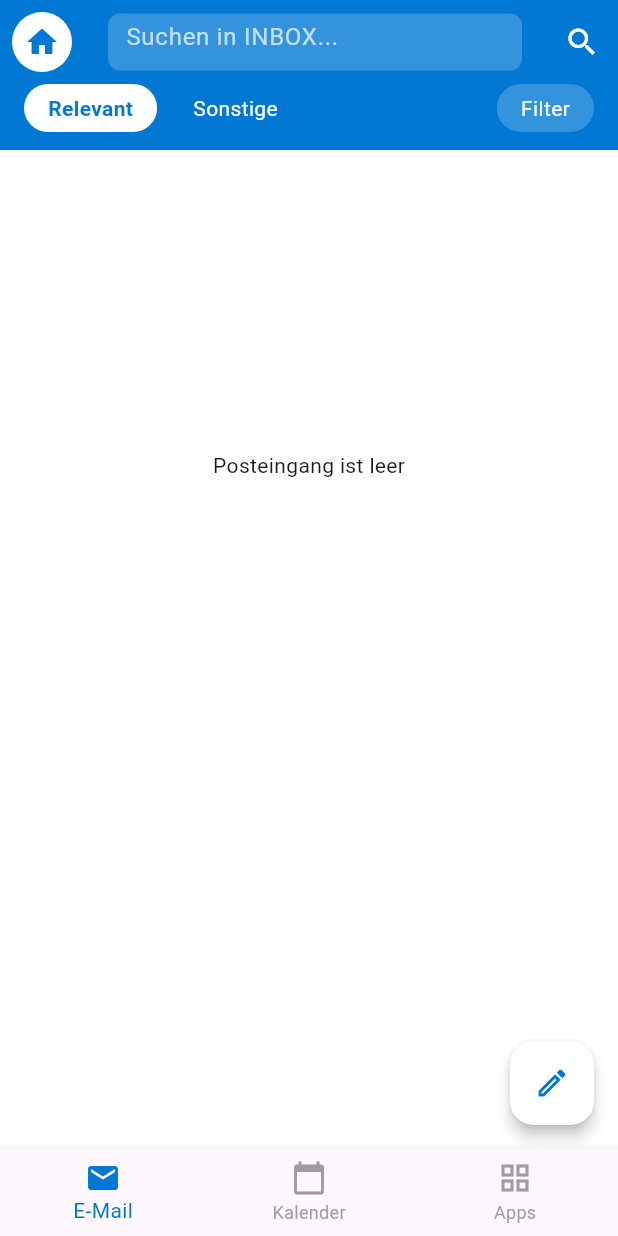
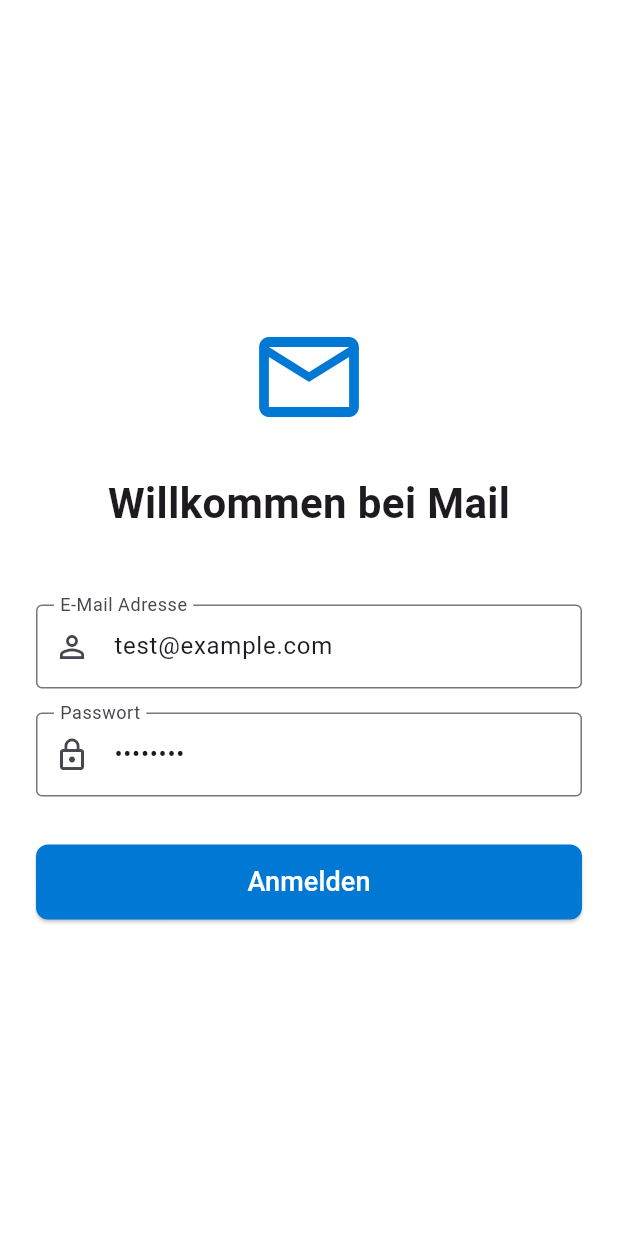
Before and after one commit to roberthoferzuerich-alt/mail-clone, a Flutter app: the screen it shows after launch, on a phone screen of 412 x 824 dp. Run offline on Flutter 3.47's test engine with Material 3 defaults, Android fonts, the phone set to English and light mode, and no system bars; our stand-ins replace file_picker, flutter_markdown, flutter_secure_storage.

Commit message:
Feature: Login and authentication with Laravel Sanctum

```diff
--- a/lib/main.dart
+++ b/lib/main.dart
@@ -1,5 +1,7 @@
 import 'package:flutter/material.dart';
 import 'screens/main_screen.dart';
+import 'screens/login_screen.dart';
+import 'services/auth_service.dart';
 
 const Color outlookBlue = Color(0xFF0078D4);
 final String apiUrl = 'https://strong-jeans-shave.loca.lt/api';
@@ -42,7 +44,18 @@ class MainApp extends StatelessWidget {
               unselectedItemColor: Colors.grey,
             ),
           ),
-          home: const MainScreen(),
+          home: FutureBuilder<bool>(
+            future: AuthService().isLoggedIn(),
+            builder: (context, snapshot) {
+              if (snapshot.connectionState == ConnectionState.waiting) {
+                return const Scaffold(body: Center(child: CircularProgressIndicator()));
+              }
+              if (snapshot.data == true) {
+                return const MainScreen();
+              }
+              return const LoginScreen();
+            },
+          ),
         );
       },
     );
--- a/lib/screens/compose_email_screen.dart
+++ b/lib/screens/compose_email_screen.dart
@@ -4,6 +4,7 @@ import 'package:http/http.dart' as http;
 import 'package:file_picker/file_picker.dart';
 import 'package:flutter_markdown/flutter_markdown.dart';
 import '../main.dart';
+import '../services/auth_service.dart';
 
 class ComposeEmailScreen extends StatefulWidget {
   final String? initialTo;
@@ -82,6 +83,7 @@ class _ComposeEmailScreenState extends State<ComposeEmailScreen> {
   }
 
   Future<void> _sendEmail() async {
+    final token = await AuthService().getToken();
     if (!_formKey.currentState!.validate()) return;
 
     setState(() {
@@ -95,6 +97,8 @@ class _ComposeEmailScreenState extends State<ComposeEmailScreen> {
       );
 
       request.headers['Bypass-Tunnel-Reminder'] = 'true';
+    request.headers['Authorization'] = 'Bearer $token';
+    request.headers['Accept'] = 'application/json';
       request.fields['sender'] = _toController.text;
       request.fields['subject'] = _subjectController.text;
       request.fields['body'] = _bodyController.text;
--- /dev/null
+++ b/lib/screens/login_screen.dart
@@ -0,0 +1,121 @@
+import 'package:flutter/material.dart';
+import '../services/auth_service.dart';
+import 'main_screen.dart';
+
+class LoginScreen extends StatefulWidget {
+  const LoginScreen({super.key});
+
+  @override
+  State<LoginScreen> createState() => _LoginScreenState();
+}
+
+class _LoginScreenState extends State<LoginScreen> {
+  final _emailController = TextEditingController(text: 'test@example.com');
+  final _passwordController = TextEditingController(text: 'password');
+  final _authService = AuthService();
+  bool _isLoading = false;
+  String? _errorMessage;
+
+  Future<void> _login() async {
+    setState(() {
+      _isLoading = true;
+      _errorMessage = null;
+    });
+
+    final success = await _authService.login(
+      _emailController.text,
+      _passwordController.text,
+    );
+
+    if (!mounted) return;
+
+    if (success) {
+      Navigator.pushReplacement(
+        context,
+        MaterialPageRoute(builder: (context) => const MainScreen()),
+      );
+    } else {
+      setState(() {
+        _errorMessage = 'Login fehlgeschlagen. Bitte Zugangsdaten prüfen.';
+        _isLoading = false;
+      });
+    }
+  }
+
+  @override
+  Widget build(BuildContext context) {
+    return Scaffold(
+      body: SafeArea(
+        child: Center(
+          child: SingleChildScrollView(
+            padding: const EdgeInsets.all(24.0),
+            child: Column(
+              mainAxisAlignment: MainAxisAlignment.center,
+              children: [
+                const Icon(Icons.email_outlined, size: 80, color: Color(0xFF0078D4)),
+                const SizedBox(height: 24),
+                const Text(
+                  'Willkommen bei Mail',
+                  style: TextStyle(fontSize: 28, fontWeight: FontWeight.bold),
+                ),
+                const SizedBox(height: 48),
+                if (_errorMessage != null) ...[
+                  Container(
+                    padding: const EdgeInsets.all(12),
+                    decoration: BoxDecoration(
+                      color: Colors.red.withValues(alpha: 0.1),
+                      borderRadius: BorderRadius.circular(8),
+                    ),
+                    child: Text(
+                      _errorMessage!,
+                      style: const TextStyle(color: Colors.red),
+                    ),
+                  ),
+                  const SizedBox(height: 16),
+                ],
+                TextField(
+                  controller: _emailController,
+                  decoration: const InputDecoration(
+                    labelText: 'E-Mail Adresse',
+                    border: OutlineInputBorder(),
+                    prefixIcon: Icon(Icons.person_outline),
+                  ),
+                  keyboardType: TextInputType.emailAddress,
+                  autocorrect: false,
+                ),
+                const SizedBox(height: 16),
+                TextField(
+                  controller: _passwordController,
+                  decoration: const InputDecoration(
+                    labelText: 'Passwort',
+                    border: OutlineInputBorder(),
+                    prefixIcon: Icon(Icons.lock_outline),
+                  ),
+                  obscureText: true,
+                ),
+                const SizedBox(height: 32),
+                SizedBox(
+                  width: double.infinity,
+                  height: 50,
+                  child: ElevatedButton(
+                    onPressed: _isLoading ? null : _login,
+                    style: ElevatedButton.styleFrom(
+                      backgroundColor: const Color(0xFF0078D4),
+                      foregroundColor: Colors.white,
+                      shape: RoundedRectangleBorder(
+                        borderRadius: BorderRadius.circular(8),
+                      ),
+                    ),
+                    child: _isLoading
+                        ? const CircularProgressIndicator(color: Colors.white)
+                        : const Text('Anmelden', style: TextStyle(fontSize: 18)),
+                  ),
+                ),
+              ],
+            ),
+          ),
+        ),
+      ),
+    );
+  }
+}
--- a/pubspec.yaml
+++ b/pubspec.yaml
@@ -11,6 +11,7 @@ dependencies:
   flutter:
     sdk: flutter
   flutter_markdown: ^0.7.7+1
+  flutter_secure_storage: ^11.2.0
   http: ^1.6.0
   http_parser: ^4.1.2
 
```
Also changed, not shown: lib/screens/email_list_screen.dart (+14 -6 lines), lib/services/auth_service.dart (added, +63 -0 lines), lib/widgets/mail_drawer.dart (+24 -6 lines), pubspec.lock, 8 other files.
